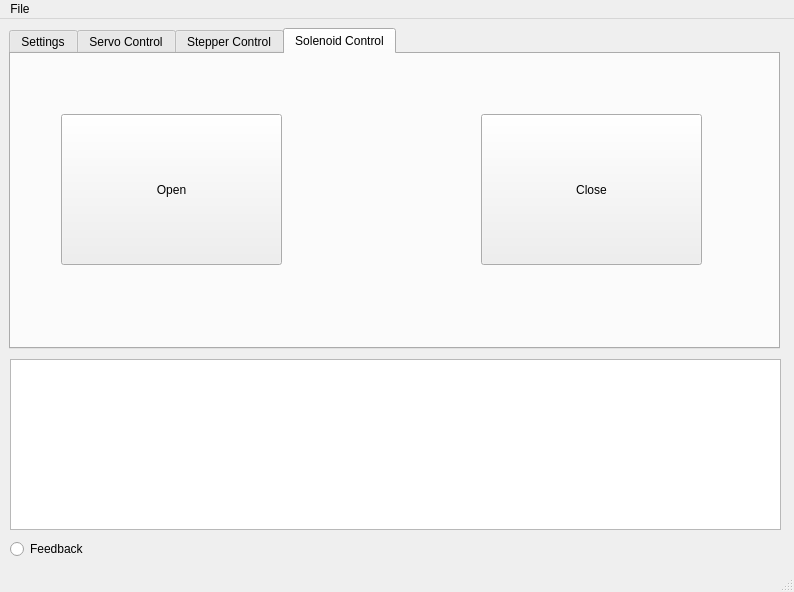
Qt form main.ui (pratikguru/WNS-Board-Controller) before a commit.
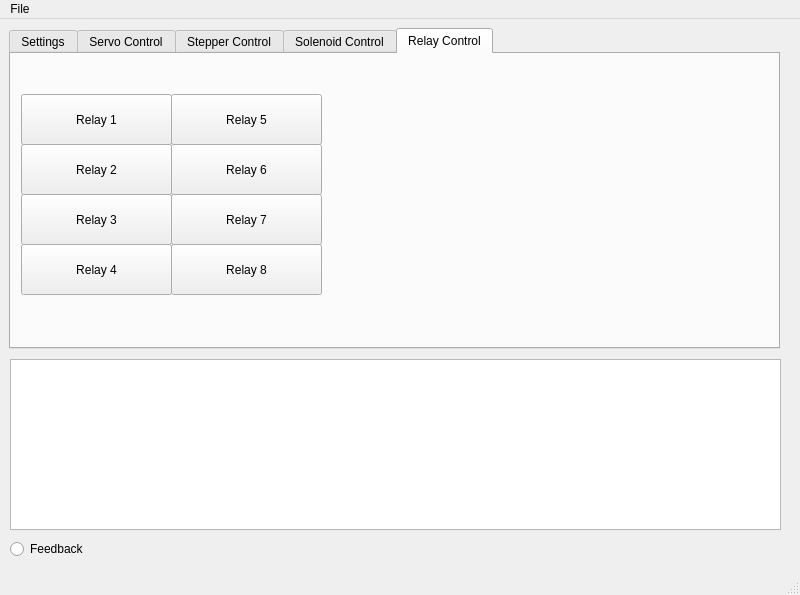
The same form after that commit.

```diff
--- a/main.ui
+++ b/main.ui
@@ -6,8 +6,8 @@
    <rect>
     <x>0</x>
     <y>0</y>
-    <width>794</width>
-    <height>592</height>
+    <width>800</width>
+    <height>595</height>
    </rect>
   </property>
   <property name="windowTitle">
@@ -24,7 +24,7 @@
      </rect>
     </property>
     <property name="currentIndex">
-     <number>3</number>
+     <number>4</number>
     </property>
     <widget class="QWidget" name="tab">
      <attribute name="title">
@@ -247,6 +247,115 @@
       </property>
      </widget>
     </widget>
+    <widget class="QWidget" name="tab_5">
+     <attribute name="title">
+      <string>Relay Control</string>
+     </attribute>
+     <widget class="QPushButton" name="pushButton_7">
+      <property name="geometry">
+       <rect>
+        <x>10</x>
+        <y>40</y>
+        <width>151</width>
+        <height>51</height>
+       </rect>
+      </property>
+      <property name="text">
+       <string>Relay 1</string>
+      </property>
+     </widget>
+     <widget class="QPushButton" name="pushButton_8">
+      <property name="geometry">
+       <rect>
+        <x>10</x>
+        <y>90</y>
+        <width>151</width>
+        <height>51</height>
+       </rect>
+      </property>
+      <property name="text">
+       <string>Relay 2</string>
+      </property>
+     </widget>
+     <widget class="QPushButton" name="pushButton_10">
+      <property name="geometry">
+       <rect>
+        <x>10</x>
+        <y>140</y>
+        <width>151</width>
+        <height>51</height>
+       </rect>
+      </property>
+      <property name="text">
+       <string>Relay 3</string>
+      </property>
+     </widget>
+     <widget class="QPushButton" name="pushButton_11">
+      <property name="geometry">
+       <rect>
+        <x>10</x>
+        <y>190</y>
+        <width>151</width>
+        <height>51</height>
+       </rect>
+      </property>
+      <property name="text">
+       <string>Relay 4</string>
+      </property>
+     </widget>
+     <widget class="QPushButton" name="pushButton_12">
+      <property name="geometry">
+       <rect>
+        <x>160</x>
+        <y>40</y>
+        <width>151</width>
+        <height>51</height>
+       </rect>
+      </property>
+      <property name="text">
+       <string>Relay 5</string>
+      </property>
+     </widget>
+     <widget class="QPushButton" name="pushButton_13">
+      <property name="geometry">
+       <rect>
+        <x>160</x>
+        <y>140</y>
+        <width>151</width>
+        <height>51</height>
+       </rect>
+      </property>
+      <property name="text">
+       <string>Relay 7</string>
+      </property>
+     </widget>
+     <widget class="QPushButton" name="pushButton_14">
+      <property name="geometry">
+       <rect>
+        <x>160</x>
+        <y>90</y>
+        <width>151</width>
+        <height>51</height>
+       </rect>
+      </property>
+      <property name="text">
+       <string>Relay 6</string>
+      </property>
+     </widget>
+     <widget class="QPushButton" name="pushButton_15">
+      <property name="geometry">
+       <rect>
+        <x>160</x>
+        <y>190</y>
+        <width>151</width>
+        <height>51</height>
+       </rect>
+      </property>
+      <property name="text">
+       <string>Relay 8</string>
+      </property>
+     </widget>
+    </widget>
    </widget>
    <widget class="QListWidget" name="listWidget">
     <property name="geometry">
@@ -289,7 +398,7 @@
     <rect>
      <x>0</x>
      <y>0</y>
-     <width>794</width>
+     <width>800</width>
      <height>22</height>
     </rect>
    </property>
```
